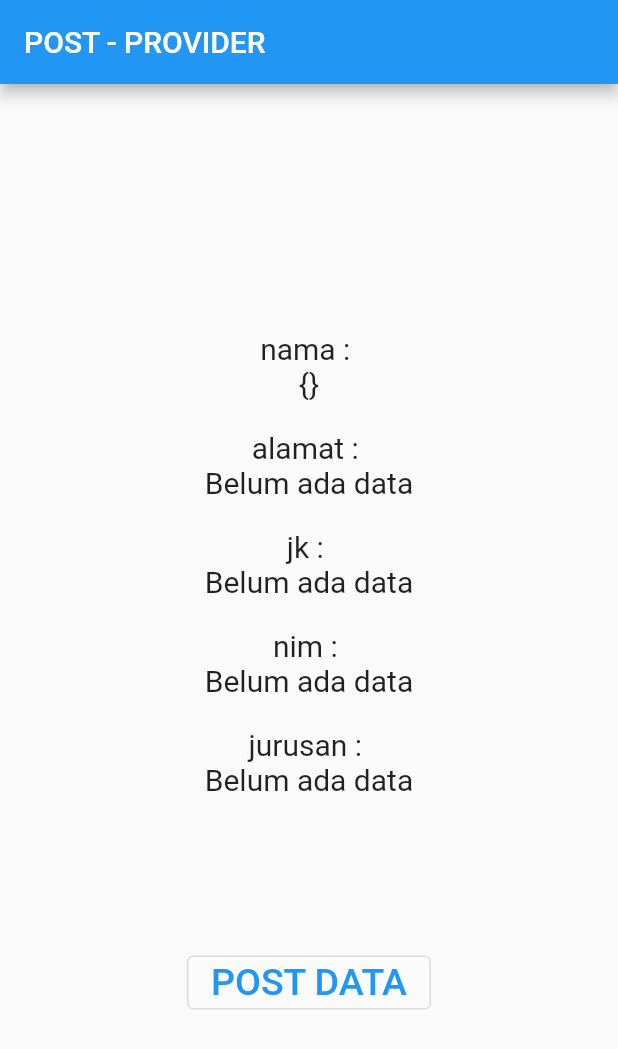
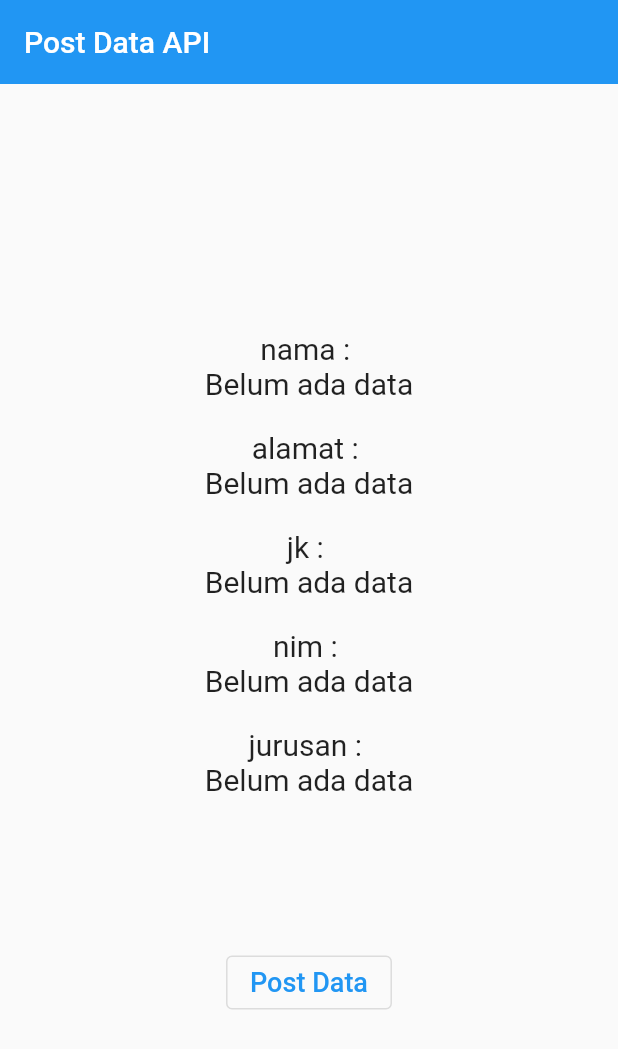
Before and after one commit to madedeva/restapi, a Flutter app: the screen it shows after launch, on a phone screen of 412 x 824 dp. Shown: the top 1049 px of the screen. Run offline on Flutter 3.47's test engine with Material 2 defaults, Android fonts, the phone set to English and light mode, and no system bars.

Commit message:
add file fitur

```diff
--- a/lib/main.dart
+++ b/lib/main.dart
@@ -5,18 +5,19 @@ import './models/http_provider.dart';
 import './pages/home_provider.dart';
 
 void main() {
-  runApp(MyApp());
+  runApp(const MyApp());
 }
 
 class MyApp extends StatelessWidget {
+  const MyApp({Key? key}) : super(key: key);
+
   @override
   Widget build(BuildContext context) {
     return MaterialApp(
       debugShowCheckedModeBanner: false,
-      // home: HomeStateful(),
       home: ChangeNotifierProvider(
         create: (context) => HttpProvider(),
-        child: HomeProvider(),
+        child: const HomeProvider(),
       ),
     );
   }
--- a/lib/models/http_provider.dart
+++ b/lib/models/http_provider.dart
@@ -4,47 +4,42 @@ import 'package:flutter/material.dart';
 import 'package:http/http.dart' as http;
 
 class HttpProvider with ChangeNotifier {
-  Map<String, dynamic> _data = {}; //wadah data
+  Map<String, dynamic> _data = {};
 
   Map<String, dynamic> get data =>
-      _data; //getter => untuk mengakses data ini yang akan diakses dari kelas luar
+      _data;
 
-  int get jumlahData => _data.length; //menyimpan jumlah data
+  int get jumlahData => _data.length;
 
   void connectAPI(
-      {String nama = "",
+      {String nim = "",
+      String nama = "",
+      String jk = "",
       String alamat = "",
-      String nim = "",
-      String jk = "",
       String jurusan = "",
       String request = "get"}) async {
     Uri url = Uri.parse(
-        "http://10.10.42.110/restapi/"); //untuk nyimpan URL dr API
+        "http://localhost/restapi/");
 
-    dynamic hasilResponse;
+    dynamic response;
     if (request == "get") {
-      hasilResponse = await http.get(url);
-      _data = json.decode(hasilResponse.body);
+      response = await http.get(url);
+      _data = json.decode(response.body);
     } else {
-      hasilResponse = await http.post(
-        //buat wadah + simpan data yang ingin dikirimkan
-        url, //diisii oleh url yang dibuat
+      response = await http.post(
+        url,
         body: {
+          "nim": nim,
           "nama": nama,
+          "jk": jk,
           "alamat": alamat,
-          "nim": nim,
-          "jk": jk,
           "jurusan": jurusan,
         },
       );
 
-      // print(json.decode(hasilResponse.body)[
-      //     "data"]);
-      _data = json.decode(hasilResponse.body)[
-          "data"]; //untuk menerjemahkan kode-kode yang dihasilkan dr data yang dikirimkan
+      _data = json.decode(response.body)[
+          "data"];
     }
-    notifyListeners(); //untuk ngebaca jika ada perubahan di datanya
-  } //13-26 fungsi we -> konek ke API
+    notifyListeners();
+  }
 }
-
-//http.post -> untuk menampilkan database
--- a/lib/pages/home_provider.dart
+++ b/lib/pages/home_provider.dart
@@ -10,7 +10,8 @@ class HomeProvider extends StatelessWidget {
     final dataProvider = Provider.of<HttpProvider>(context, listen: false);
     return Scaffold(
       appBar: AppBar(
-        title: const Text("POST - PROVIDER"),
+        title: const Text("Post Data API"),
+        elevation: 0,
       ),
       body: Container(
         width: double.infinity,
@@ -24,7 +25,7 @@ class HomeProvider extends StatelessWidget {
               child: Consumer<HttpProvider>(
                 builder: (context, value, child) => Text(
                   (value.data["nama"] == null)
-                      ? "${value.data}"
+                      ? "Belum ada data"
                       : "${value.data["nama"]}",
                   style: const TextStyle(fontSize: 20),
                 ),
@@ -91,9 +92,9 @@ class HomeProvider extends StatelessWidget {
                     request: "post");
               },
               child: const Text(
-                "POST DATA",
+                "Post Data",
                 style: TextStyle(
-                  fontSize: 25,
+                  fontSize: 18,
                 ),
               ),
             ),
@@ -103,4 +104,3 @@ class HomeProvider extends StatelessWidget {
     );
   }
 }
-// TODO Implement this library.
```
Also changed, not shown: lib/pages/add_data.dart (added), lib/pages/delete_data.dart (added), lib/pages/edit_data.dart (added).
